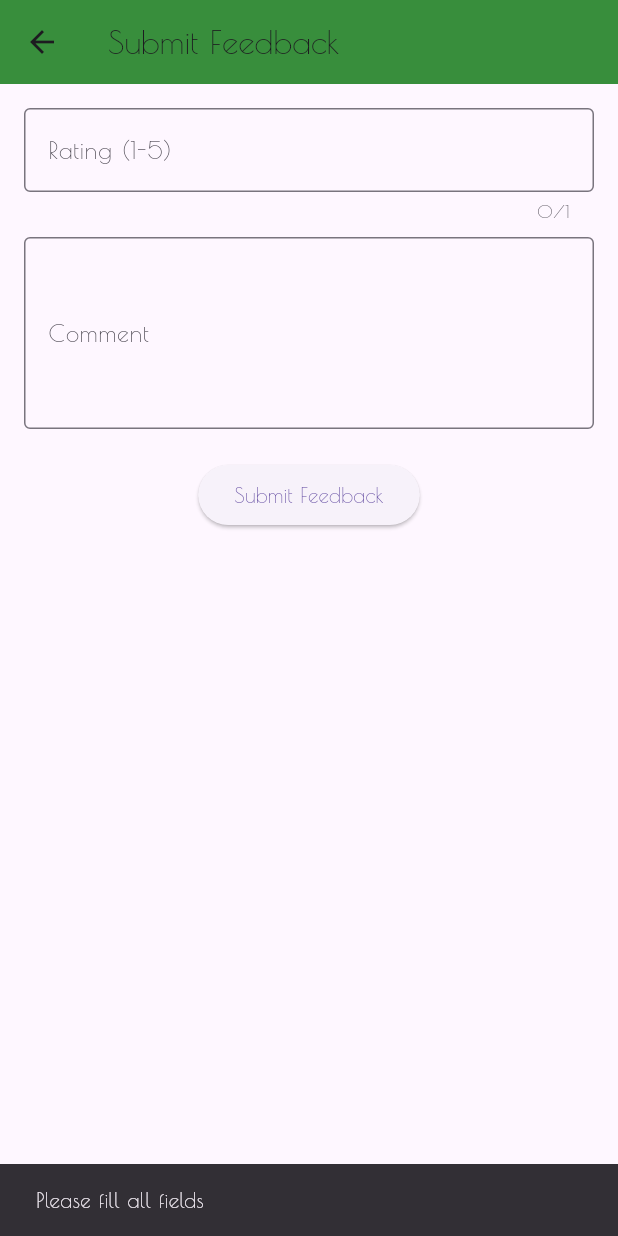
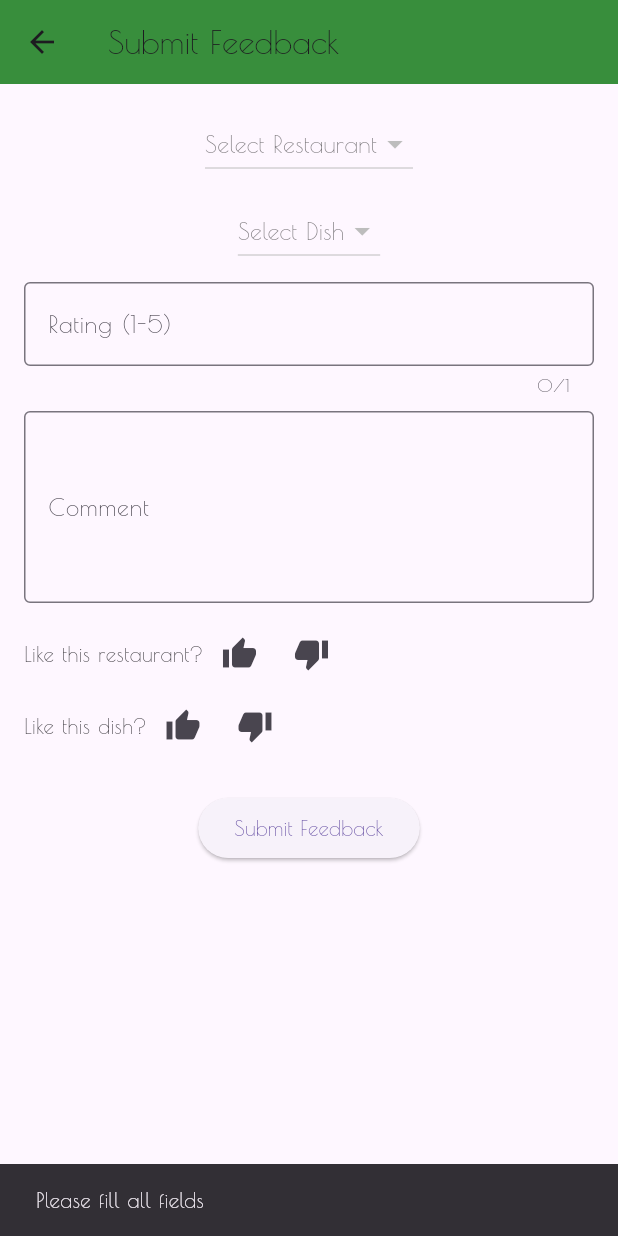
Before and after one commit to ValtteriJokisaari/smartfood, a Flutter app: the FeedbackScreen screen opened directly with empty values, after a tap on "Submit Feedback", on a phone screen of 412 x 824 dp. Run offline on Flutter 3.47's test engine with Material 3 defaults, Android fonts, the phone set to English and light mode, and no system bars; our stand-ins replace cloud_firestore, dropdown_button2, firebase_auth, firebase_core, flutter_dotenv, flutter_markdown and 3 more; accounts and stored records are empty.

Commit message:
parse and use restaurant and dish options in feedback

```diff
--- a/lib/screens/feedback.dart
+++ b/lib/screens/feedback.dart
@@ -7,6 +7,7 @@ class FeedbackScreen extends StatefulWidget {
   final String dietaryRestrictions;
   final String allergies;
   final String aiResponse;
+  final List<Map<String, String>> menus;
 
   const FeedbackScreen({
     Key? key,
@@ -15,6 +16,7 @@ class FeedbackScreen extends StatefulWidget {
     required this.dietaryRestrictions,
     required this.allergies,
     required this.aiResponse,
+    required this.menus,
   }) : super(key: key);
 
   @override
@@ -25,12 +27,31 @@ class _FeedbackScreenState extends State<FeedbackScreen> {
   final TextEditingController _ratingController = TextEditingController();
   final TextEditingController _commentController = TextEditingController();
   String _feedbackMessage = "";
+  List<String> _likedRestaurants = [];
+  List<String> _dislikedRestaurants = [];
+  List<String> _likedFoods = [];
+  List<String> _dislikedFoods = [];
+
+  String? _selectedRestaurant;
+  String? _selectedDish;
+
+  void _onRestaurantChanged(String? value) {
+    setState(() {
+      _selectedRestaurant = value;
+    });
+  }
+
+  void _onDishChanged(String? value) {
+    setState(() {
+      _selectedDish = value;
+    });
+  }
 
   Future<void> _submitFeedback() async {
     String rating = _ratingController.text;
     String comment = _commentController.text;
 
-    if (rating.isEmpty || comment.isEmpty) {
+    if (rating.isEmpty || comment.isEmpty || _selectedRestaurant == null || _selectedDish == null) {
       ScaffoldMessenger.of(context).showSnackBar(
         const SnackBar(content: Text("Please fill all fields")),
       );
@@ -47,6 +68,12 @@ class _FeedbackScreenState extends State<FeedbackScreen> {
         allergies: widget.allergies,
         timestamp: Timestamp.now(),
         aiResponse: widget.aiResponse,
+        restaurant: _selectedRestaurant!,
+        dish: _selectedDish!,
+        likedRestaurants: _likedRestaurants,
+        dislikedRestaurants: _dislikedRestaurants,
+        likedFoods: _likedFoods,
+        dislikedFoods: _dislikedFoods,
       );
 
       // Send feedback to Firestore under the user's specific menu
@@ -86,6 +113,34 @@ class _FeedbackScreenState extends State<FeedbackScreen> {
         padding: const EdgeInsets.all(16.0),
         child: Column(
           children: <Widget>[
+            // Restaurant selection dropdown
+            DropdownButton<String>(
+              value: _selectedRestaurant,
+              hint: const Text("Select Restaurant"),
+              onChanged: _onRestaurantChanged,
+              items: widget.menus.map((menu) {
+                return DropdownMenuItem<String>(
+                  value: menu['restaurant'],
+                  child: Text(menu['restaurant'] ?? ''),
+                );
+              }).toList(),
+            ),
+            const SizedBox(height: 10),
+
+            // Dish selection dropdown
+            DropdownButton<String>(
+              value: _selectedDish,
+              hint: const Text("Select Dish"),
+              onChanged: _onDishChanged,
+              items: widget.menus.map((menu) {
+                return DropdownMenuItem<String>(
+                  value: menu['dish'],
+                  child: Text(menu['dish'] ?? ''),
+                );
+              }).toList(),
+            ),
+            const SizedBox(height: 10),
+
             // Rating input
             TextField(
               controller: _ratingController,
@@ -106,7 +161,61 @@ class _FeedbackScreenState extends State<FeedbackScreen> {
               ),
               maxLines: 4,
             ),
+            const SizedBox(height: 10),
+
+            // User feedback options for liking or disliking restaurant/dish
+            Row(
+              children: [
+                const Text("Like this restaurant?"),
+                IconButton(
+                  icon: const Icon(Icons.thumb_up),
+                  onPressed: () {
+                    setState(() {
+                      if (_selectedRestaurant != null) {
+                        _likedRestaurants.add(_selectedRestaurant!);
+                      }
+                    });
+                  },
+                ),
+                IconButton(
+                  icon: const Icon(Icons.thumb_down),
+                  onPressed: () {
+                    setState(() {
+                      if (_selectedRestaurant != null) {
+                        _dislikedRestaurants.add(_selectedRestaurant!);
+                      }
+                    });
+                  },
+                ),
+              ],
+            ),
+            Row(
+              children: [
+                const Text("Like this dish?"),
+                IconButton(
+                  icon: const Icon(Icons.thumb_up),
+                  onPressed: () {
+                    setState(() {
+                      if (_selectedDish != null) {
+                        _likedFoods.add(_selectedDish!);
+                      }
+                    });
+                  },
+                ),
+                IconButton(
+                  icon: const Icon(Icons.thumb_down),
+                  onPressed: () {
+                    setState(() {
+                      if (_selectedDish != null) {
+                        _dislikedFoods.add(_selectedDish!);
+                      }
+                    });
+                  },
+                ),
+              ],
+            ),
             const SizedBox(height: 20),
+
             // Feedback submission button
             ElevatedButton(
               onPressed: _submitFeedback,
@@ -125,7 +234,6 @@ class _FeedbackScreenState extends State<FeedbackScreen> {
   }
 }
 
-
 // Feedback model class for structured data
 class Feedback {
   final String menuId;
@@ -136,6 +244,12 @@ class Feedback {
   final String allergies;
   final Timestamp timestamp;
   final String aiResponse;
+  final String restaurant;
+  final String dish;
+  final List<String> likedRestaurants;
+  final List<String> dislikedRestaurants;
+  final List<String> likedFoods;
+  final List<String> dislikedFoods;
 
   Feedback({
     required this.menuId,
@@ -146,6 +260,12 @@ class Feedback {
     required this.allergies,
     required this.timestamp,
     required this.aiResponse,
+    required this.restaurant,
+    required this.dish,
+    required this.likedRestaurants,
+    required this.dislikedRestaurants,
+    required this.likedFoods,
+    required this.dislikedFoods,
   });
 
   // Convert Feedback to a Map (for Firestore)
@@ -159,6 +279,12 @@ class Feedback {
       'allergies': allergies,
       'timestamp': timestamp,
       'aiResponse': aiResponse,
+      'restaurant': restaurant,
+      'dish': dish,
+      'likedRestaurants': likedRestaurants,
+      'dislikedRestaurants': dislikedRestaurants,
+      'likedFoods': likedFoods,
+      'dislikedFoods': dislikedFoods,
     };
   }
 }
```
Also changed, not shown: lib/screens/home.dart (+32 -0 lines), pubspec.lock, 5 other files.
